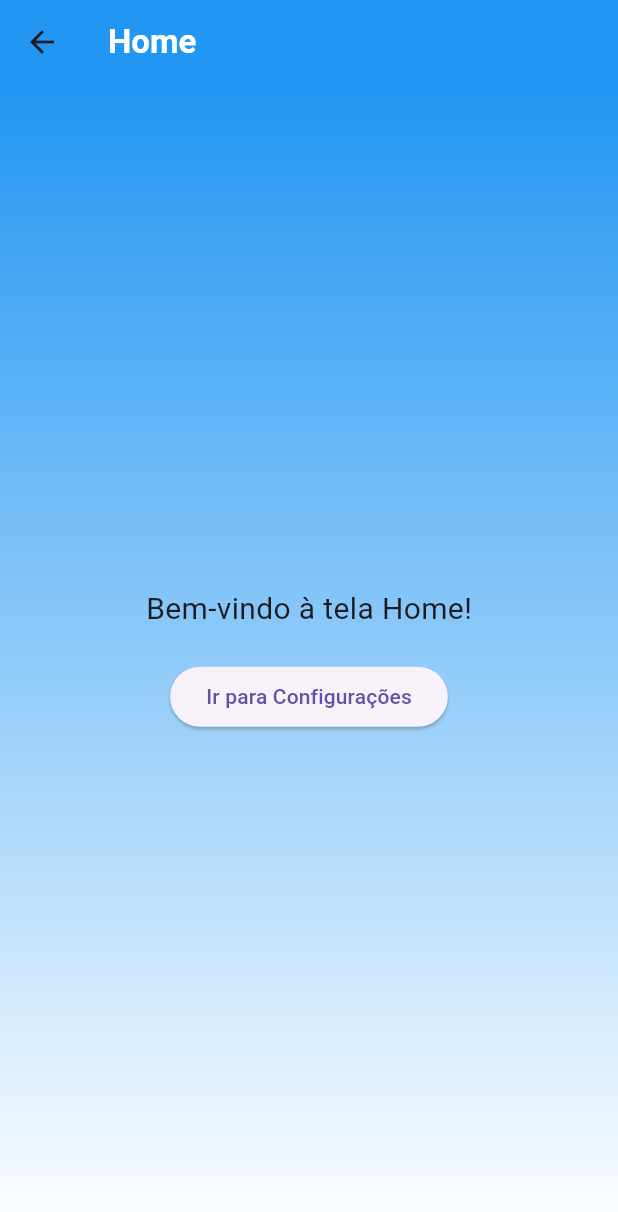
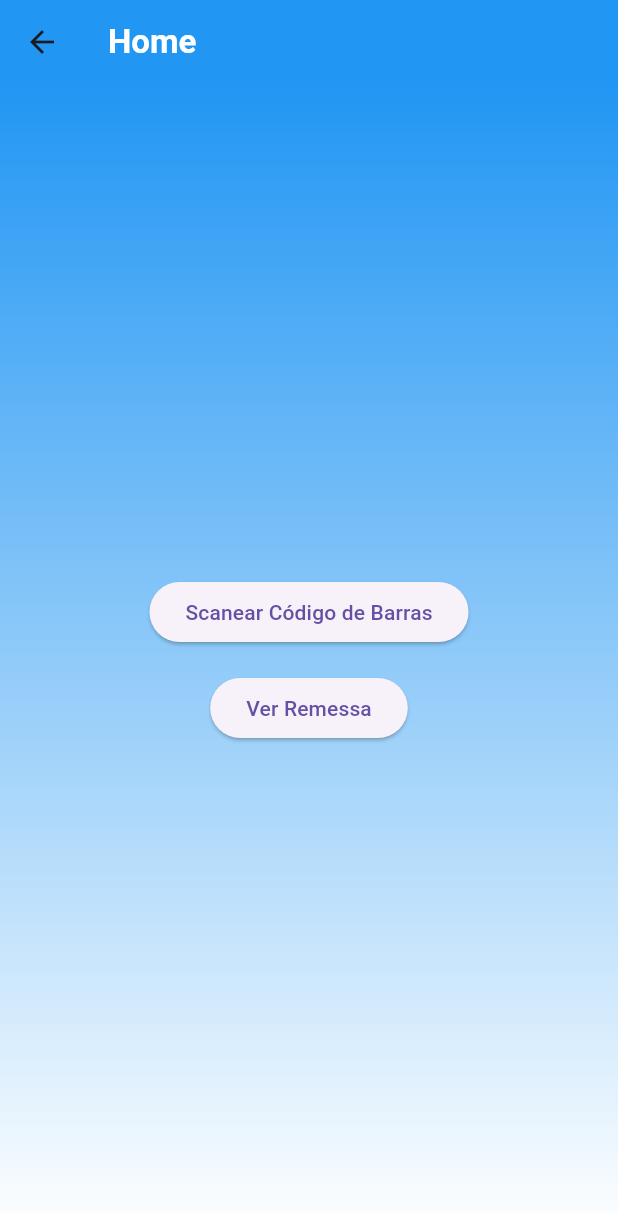
Before and after one commit to luissecundes/project-flutter, a Flutter app: the screen it shows after launch, on a phone screen of 412 x 824 dp. Shown: the top 1212 px of the screen. Run offline on Flutter 3.47's test engine with Material 3 defaults, Android fonts, the phone set to English and light mode, and no system bars.

Commit message:
alterado layout de tela

```diff
--- a/lib/screens/home/home_screen.dart
+++ b/lib/screens/home/home_screen.dart
@@ -12,16 +12,18 @@ class HomeScreen extends StatelessWidget {
         child: Column(
           mainAxisAlignment: MainAxisAlignment.center,
           children: [
-            const Text(
-              'Bem-vindo à tela Home!',
-              style: TextStyle(fontSize: 20),
-            ),
-            const SizedBox(height: 20),
             ElevatedButton(
               onPressed: () {
-                Navigator.pushNamed(context, '/settings');
+                Navigator.pushNamed(context, '/scan');
               },
-              child: const Text('Ir para Configurações'),
+              child: const Text('Scanear Código de Barras'),
+            ),
+            const SizedBox(height: 16),
+            ElevatedButton(
+              onPressed: () {
+                Navigator.pushNamed(context, '/shipments');
+              },
+              child: const Text('Ver Remessa'),
             ),
           ],
         ),
```
